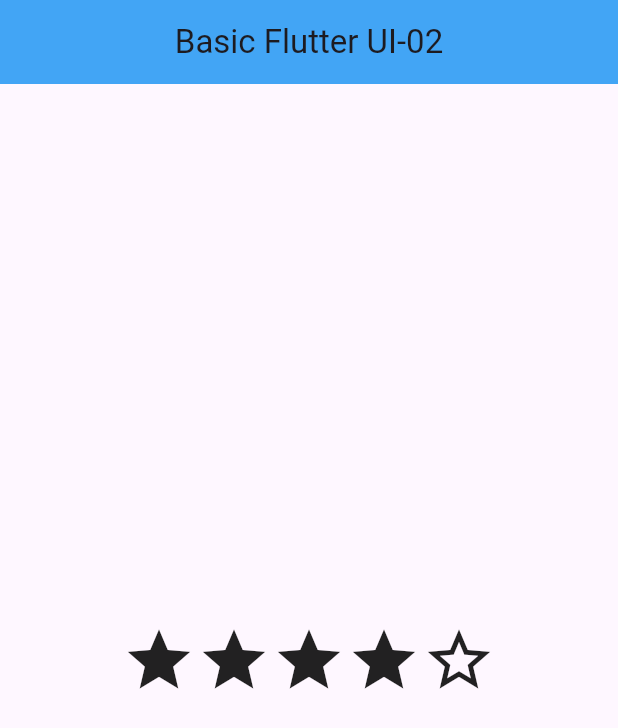
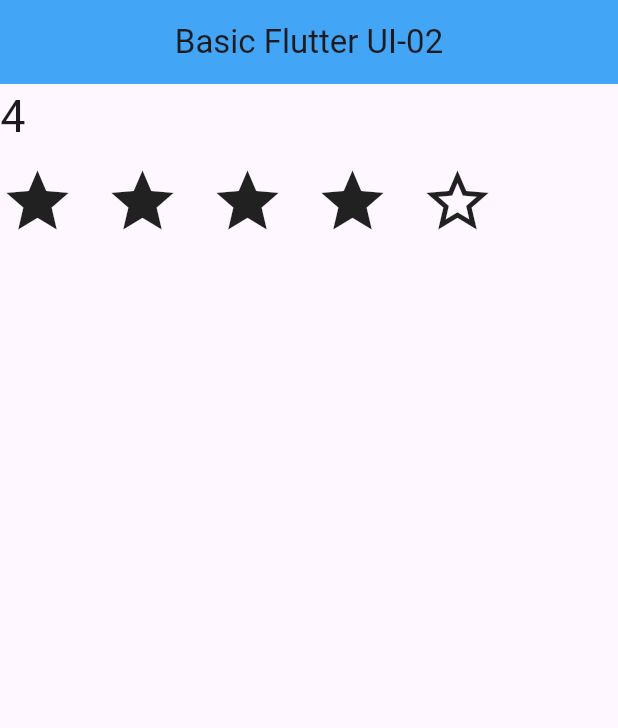
Before and after one commit to LamiaLiza991/flutter_application_1, a Flutter app: the screen it shows after launch, on a phone screen of 412 x 824 dp. Shown: the top 728 px of the screen. Run offline on Flutter 3.47's test engine with Material 3 defaults, Android fonts, the phone set to English and light mode, and no system bars.

Commit message:
retaing 4

```diff
--- a/lib/main.dart
+++ b/lib/main.dart
@@ -6,7 +6,6 @@ void main() {
 
 class LabClass05 extends StatelessWidget {
   const LabClass05({super.key});
-
 
   @override
   Widget build(BuildContext context) {
@@ -18,16 +17,32 @@ class LabClass05 extends StatelessWidget {
           backgroundColor: Colors.blue[400],
           centerTitle: true,
         ),
-         body: Center( // Centers the Row in the middle of the screen
-          child: Row(
-            mainAxisAlignment: MainAxisAlignment.center, // Centers icons horizontally
-            crossAxisAlignment: CrossAxisAlignment.center, // Centers icons vertically
+        body: Center(
+          // Centers the entire content vertically and horizontally
+          child: Column(
+            crossAxisAlignment: CrossAxisAlignment
+                .start, // Aligns the "4" and icons to the left
+            children: [
+              Text(
+                "4",
+                style: TextStyle(
+                  fontSize: 30,
+                ),
+              ),
+              SizedBox(height: 10), // Adds space between the "4" and the icons
+              Row(
                 children: [
                   Icon(Icons.star, size: 50),
+                  SizedBox(width: 20),
                   Icon(Icons.star, size: 50),
+                  SizedBox(width: 20),
                   Icon(Icons.star, size: 50),
+                  SizedBox(width: 20),
                   Icon(Icons.star, size: 50),
+                  SizedBox(width: 20),
                   Icon(Icons.star_outline, size: 50),
+                ],
+              ),
             ],
           ),
         ),
```
Lines whose indentation alone changed are shown as unchanged.
